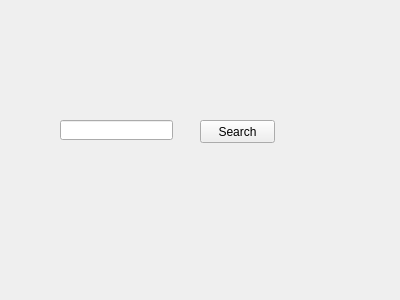
This is src/sqliteframe.ui in hancse/powermeter as Qt 5 draws it before an edit. The edited form follows.
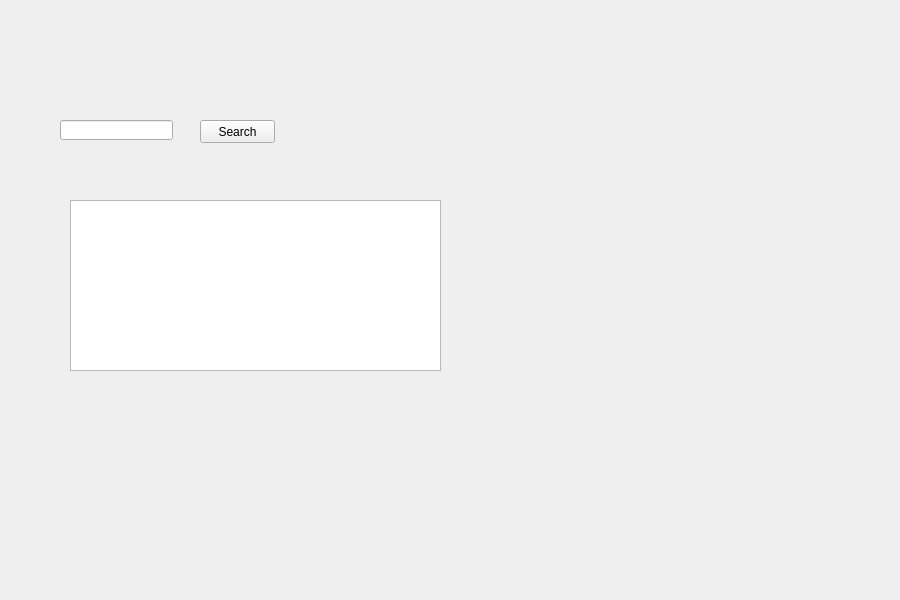
This is the edited form.

Patch:
```diff
--- a/src/sqliteframe.ui
+++ b/src/sqliteframe.ui
@@ -6,8 +6,8 @@
    <rect>
     <x>0</x>
     <y>0</y>
-    <width>400</width>
-    <height>300</height>
+    <width>900</width>
+    <height>600</height>
    </rect>
   </property>
   <property name="windowTitle">
@@ -49,6 +49,16 @@
     <string/>
    </property>
   </widget>
+  <widget class="QPlainTextEdit" name="pteTables">
+   <property name="geometry">
+    <rect>
+     <x>70</x>
+     <y>200</y>
+     <width>371</width>
+     <height>171</height>
+    </rect>
+   </property>
+  </widget>
  </widget>
  <resources/>
  <connections/>
```
